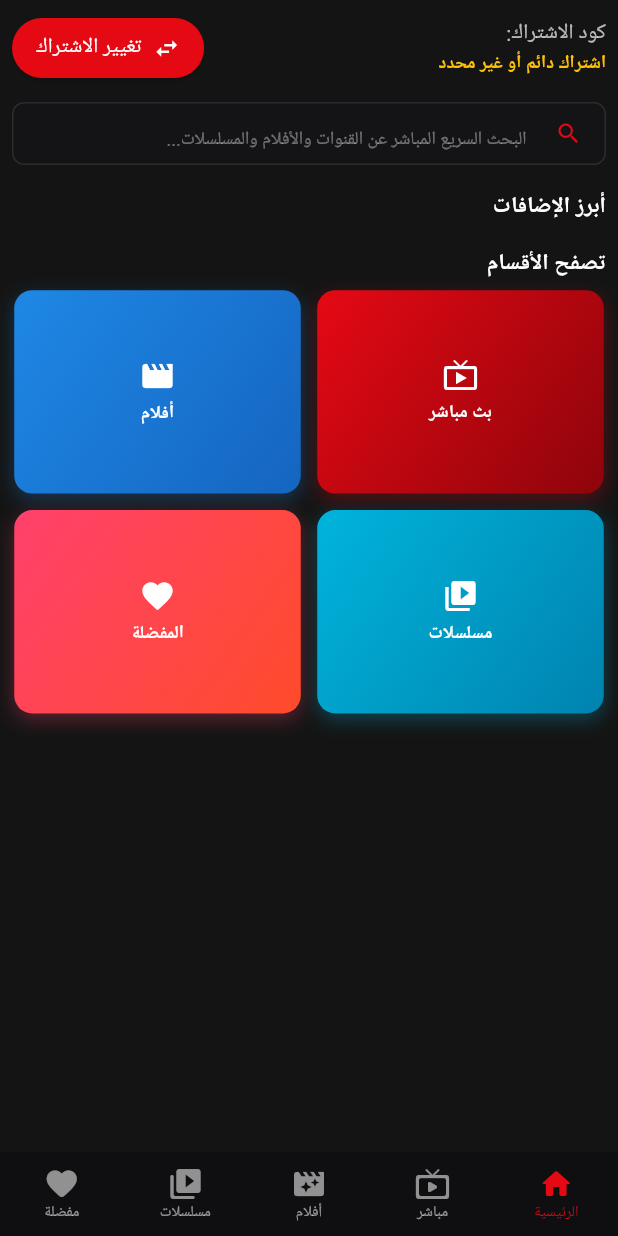
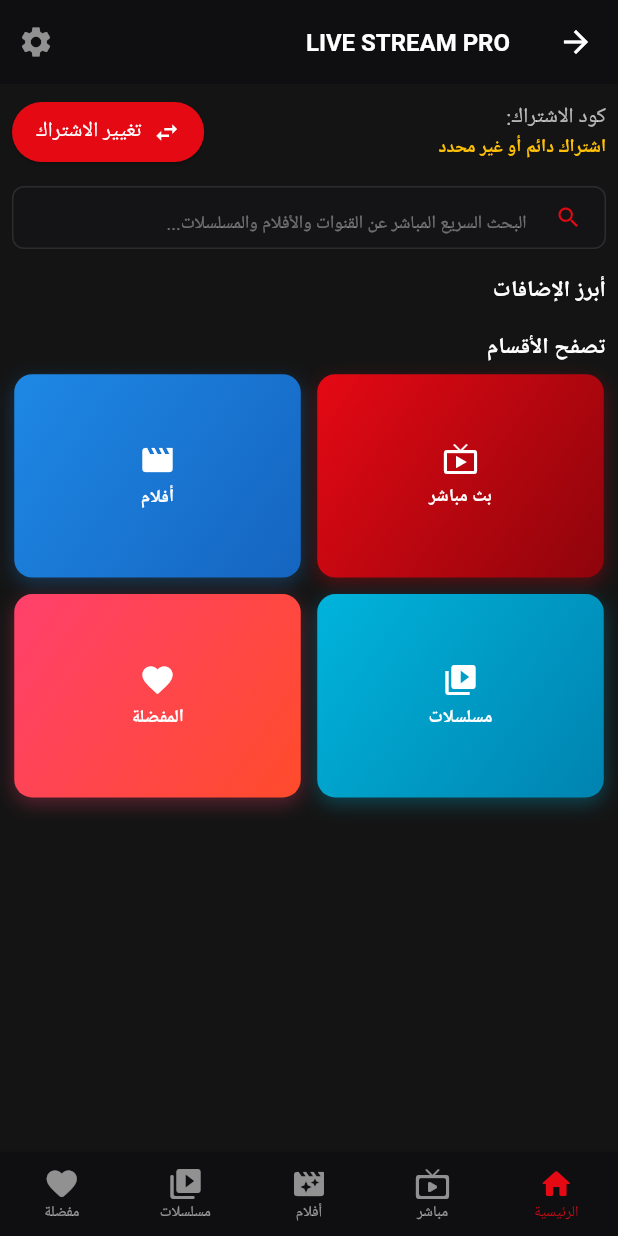
Before and after one commit to mahmoudhwhwhwh/flutter-iptv-player, a Flutter app: the MainDashboard screen opened directly, on a phone screen of 412 x 824 dp. Run offline on Flutter 3.47's test engine with Material 3 defaults, Android fonts, the phone set to English and light mode, and no system bars; our stand-ins replace better_player_plus, cached_network_image, device_info_plus, dio, firebase_analytics, firebase_core and 5 more; accounts and stored records are empty; network calls fail; Roboto replaces fonts that are missing (Cairo).

Commit message:
Phase 7: Fix github token 401 error, add mobile settings appbar, fix DASH/HLS format in betterplayer

```diff
--- a/app_config.json
+++ b/app_config.json
@@ -1,6 +1,6 @@
 {
   "app_name": "تطبيق البث المميز",
-  "app_version": "v1.9.6",
+  "app_version": "v1.9.7",
   "users": {},
   "servers": [
     {
--- a/lib/main.dart
+++ b/lib/main.dart
@@ -349,6 +349,18 @@
     final bool useBottomNav = MediaQuery.of(context).size.width < 600 || MediaQuery.of(context).orientation == Orientation.portrait;
 
     return Scaffold(
+      appBar: useBottomNav ? AppBar(
+        backgroundColor: const Color(0xFF0F0F12),
+        title: const Text("LIVE STREAM PRO", style: TextStyle(color: Colors.white, fontSize: 16, fontWeight: FontWeight.bold)),
+        actions: [
+          IconButton(
+            icon: const Icon(Icons.settings, color: Colors.white54),
+            onPressed: () {
+               Navigator.push(context, MaterialPageRoute(builder: (_) => const SettingsScreen()));
+            },
+          )
+        ],
+      ) : null,
       body: Row(
         children: [
           if (!useBottomNav)
--- a/pubspec.yaml
+++ b/pubspec.yaml
@@ -1,6 +1,6 @@
 name: flutter_iptv_player
 description: "A modern IPTV Stream Player supporting M3U, Xtream Codes, and ExoPlayer playback on Android systems."
-version: 2.0.9+203
+version: 2.0.10+204
 
 environment:
   sdk: ">=3.0.0 <4.0.0"
```
Also changed, not shown: lib/providers/iptv_provider.dart (+5 -5 lines), lib/screens/player_screen.dart (+20 -4 lines).
